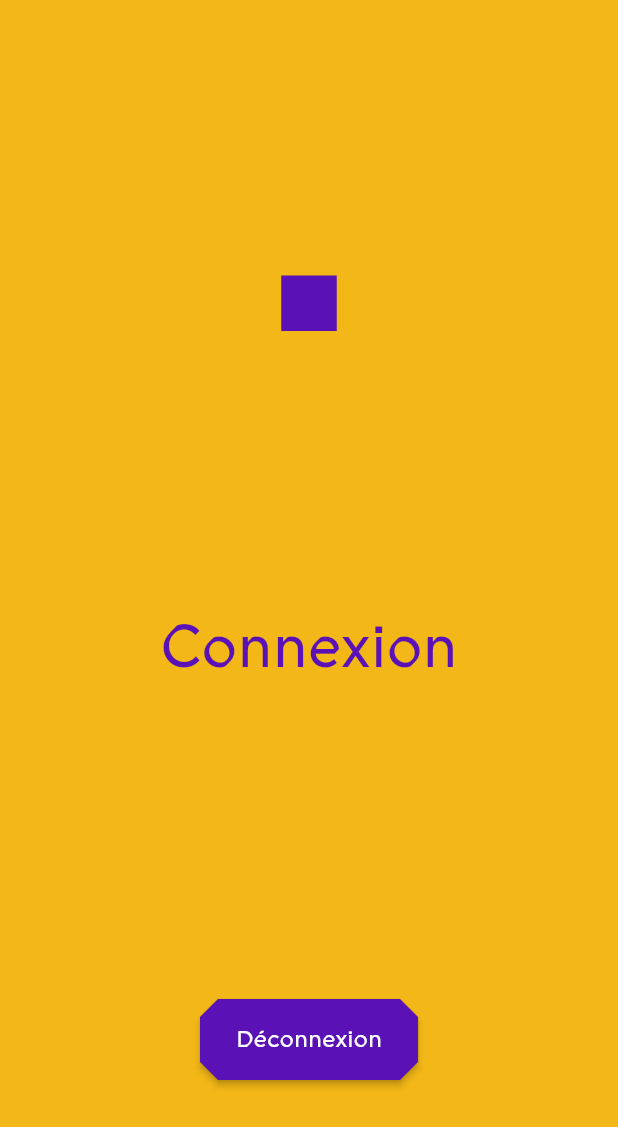
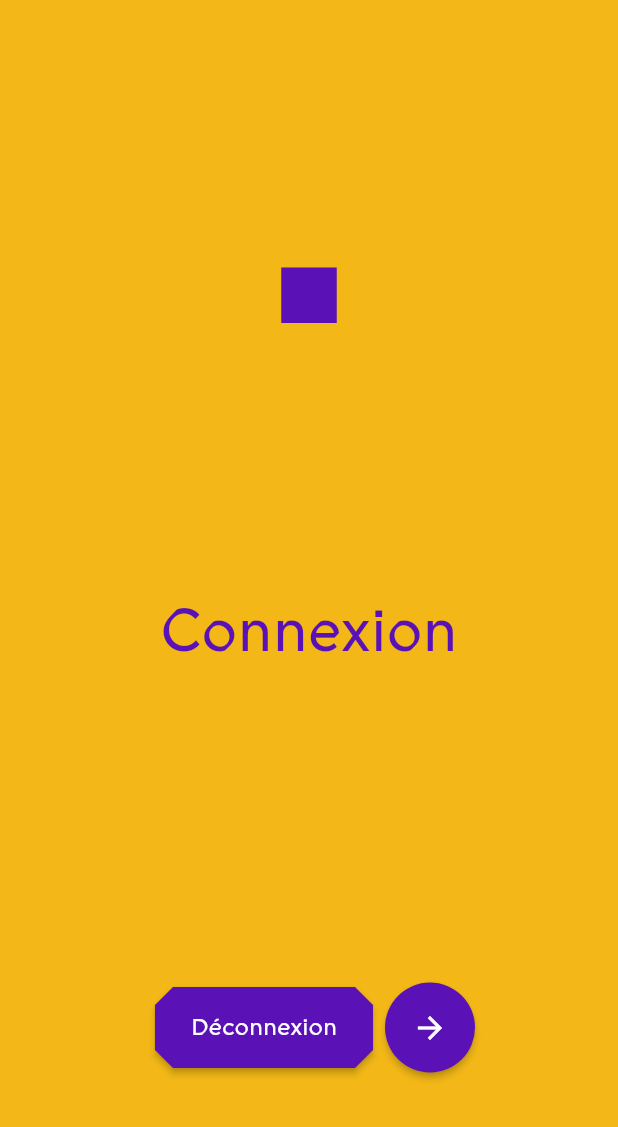
Before and after one commit to Explor-ea/exploreapp, a Flutter app: the screen it shows once a user with an empty profile is signed in, on a phone screen of 412 x 824 dp. Shown: the top 1127 px of the screen. Run offline on Flutter 3.47's test engine with Material 2 defaults, Android fonts, the phone set to English and light mode, and no system bars; our stand-ins replace carousel_slider, firebase_auth, firebase_core, flutter_map, latlong2, shared_preferences; accounts and stored records are empty.

Commit message:
add btn to continue when logged in

```diff
--- a/lib/main.dart
+++ b/lib/main.dart
@@ -223,7 +223,7 @@ class ApplicationState extends ChangeNotifier {
 //   }
 // }
 
-pushReplaceToNextPage(context, Widget nextPage) {
+pushReplaceToNextPage(BuildContext context, Widget nextPage) {
   Navigator.of(context)
       .pushReplacement(MaterialPageRoute(builder: (context) => nextPage));
 }
--- a/lib/src/authentification.dart
+++ b/lib/src/authentification.dart
@@ -106,11 +106,27 @@ class Authentification extends StatelessWidget {
         );
 
       case ApplicationLoginState.loggedIn:
-        return ExploreaBtnSquare(
-            text: "Déconnexion",
-            onPressed: () {
-              signOut();
-            });
+        return Row(
+          mainAxisAlignment: MainAxisAlignment.center,
+          children: [
+            Padding(
+              padding: const EdgeInsets.all(8.0),
+              child: ExploreaBtnSquare(
+                  text: "Déconnexion",
+                  onPressed: () {
+                    signOut();
+                  }),
+            ),
+            if (this.nextPage != null)
+              ExploreaBtn(
+                  icon: Icon(Icons.arrow_forward),
+                  onPressed: () {
+                    if (this.nextPage != null) {
+                      pushReplaceToNextPage(context, nextPage!);
+                    }
+                  }),
+          ],
+        );
 
       default:
         return const Text("Une erreur inhabituelle est survenue");
```
